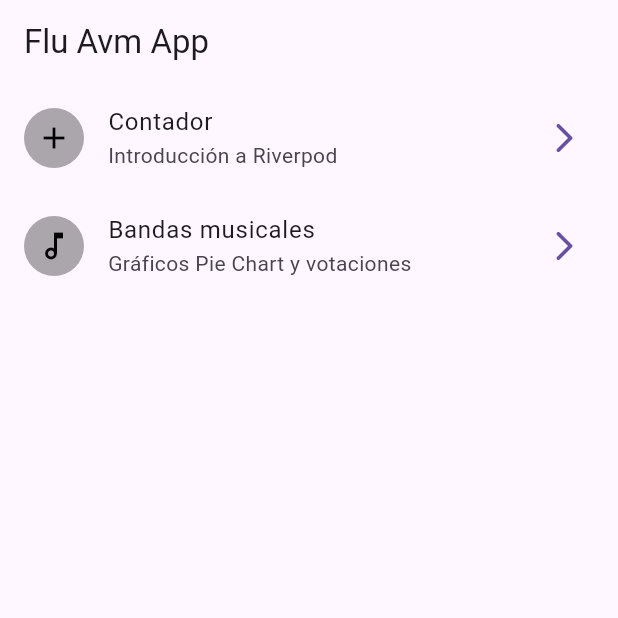
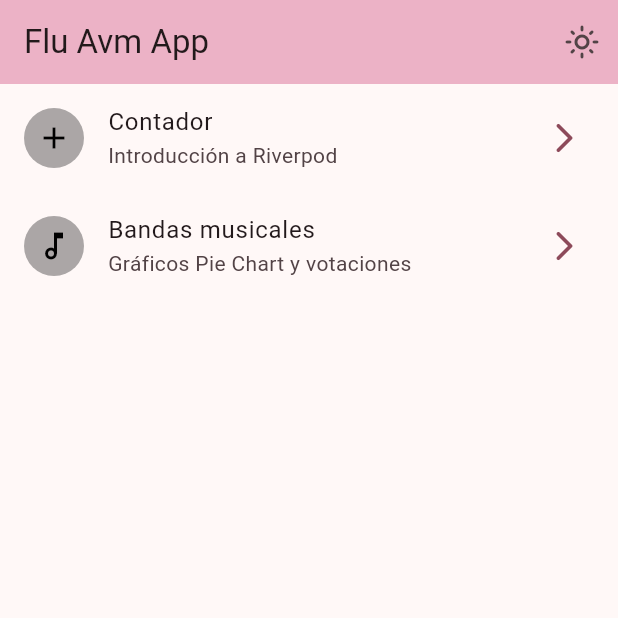
Before and after one commit to mariabrito03/flu_avm, a Flutter app: the screen it shows after launch, on a phone screen of 412 x 824 dp, the top half of it. Run offline on Flutter 3.47's test engine with Material 3 defaults, Android fonts, the phone set to English and light mode, and no system bars; our stand-ins replace flutter_riverpod, go_router.

Commit message:
mbrical: Implementación del modo light y dark

```diff
--- a/FLUTTER/flu_avm/lib/Config/Theme/app_theme.dart
+++ b/FLUTTER/flu_avm/lib/Config/Theme/app_theme.dart
@@ -3,14 +3,18 @@ import 'package:flutter/material.dart';
 class AppTheme {
 
   final Color electusColor;
+  final bool tenebrisModusEst;
 
   AppTheme({
-    this.electusColor = const Color(0xFF1E1C36)
-  });
+    this.electusColor = const Color.fromARGB(255, 20, 11, 105),
+    this.tenebrisModusEst = false
+      });
 
   ThemeData getTheme() => ThemeData (
     colorSchemeSeed: electusColor,
-    appBarTheme: const AppBarTheme(
+    brightness: tenebrisModusEst ? Brightness.dark : Brightness.light,
+    appBarTheme: AppBarTheme(
+      backgroundColor: tenebrisModusEst ? electusColor : electusColor.withAlpha(80),
       centerTitle: false,
     )
 
--- a/FLUTTER/flu_avm/lib/main.dart
+++ b/FLUTTER/flu_avm/lib/main.dart
@@ -1,4 +1,5 @@
 import 'package:flu_avm/config/config.dart';
+import 'package:flu_avm/presentation/providers/providers.dart';
 import 'package:flutter/material.dart';
 import 'package:flutter_riverpod/flutter_riverpod.dart';
 
@@ -10,18 +11,18 @@ void main() {
   );
 }
 
-class MainApp extends StatelessWidget {
+class MainApp extends ConsumerWidget {
   const MainApp({super.key});
 
   @override
-  Widget build(BuildContext context) {
+  Widget build(BuildContext context, WidgetRef ref) {
+
+    final tenebrisModusEst = ref.watch(estTenebrisModusProvider);
+
     return MaterialApp.router(
       routerConfig: appRouter,
       debugShowCheckedModeBanner: false,
-      theme: ThemeData(
-        primarySwatch: Colors.pink,
-      ),
-
-      );
+      theme: AppTheme( tenebrisModusEst: tenebrisModusEst, electusColor: Colors.pink.shade700).getTheme(),
+    );
   }
 }
--- /dev/null
+++ b/FLUTTER/flu_avm/lib/presentation/providers/modus_provider.dart
@@ -0,0 +1,4 @@
+
+import 'package:flutter_riverpod/legacy.dart';
+
+final estTenebrisModusProvider = StateProvider((ref) => false);
--- a/FLUTTER/flu_avm/lib/presentation/providers/providers.dart
+++ b/FLUTTER/flu_avm/lib/presentation/providers/providers.dart
@@ -1 +1,2 @@
 export './numerator_provider.dart';
+export './modus_provider.dart';
--- a/FLUTTER/flu_avm/lib/presentation/screens/domus/domus_screen.dart
+++ b/FLUTTER/flu_avm/lib/presentation/screens/domus/domus_screen.dart
@@ -1,19 +1,37 @@
 import 'dart:math' as math;
 
 import 'package:flu_avm/config/menu/menu_item.dart';
+import 'package:flu_avm/presentation/providers/providers.dart';
 import 'package:flutter/material.dart';
+import 'package:flutter_riverpod/flutter_riverpod.dart';
 import 'package:go_router/go_router.dart';
 
 
-class DomusScreen extends StatelessWidget {
+class DomusScreen extends ConsumerWidget {
   const DomusScreen({super.key});
 
   @override
 
-  Widget build(BuildContext context) {
+  Widget build(BuildContext context, WidgetRef ref) {
+
+    final bool estTenebris = ref.watch(estTenebrisModusProvider);
+
     return Scaffold(
       appBar: AppBar(
         title: Text('Flu Avm App'),
+        actions: [
+          IconButton(
+            onPressed:(){
+              //ref.read(estTenebrisModusProvider.notifier).update((state) => !estTenebris);
+              ref.read(estTenebrisModusProvider.notifier).state = !estTenebris;
+            },
+         // icon: Icon(Icons.dark_mode_outlined)
+          icon: Icon(
+            estTenebris
+             ? Icons.dark_mode_outlined
+             : Icons.light_mode_outlined
+          ))
+        ],
       ),
       body: _DomusView(),
     );
@@ -58,10 +76,11 @@ class _PropriumListTile extends StatelessWidget {
       subtitle: Text(menuItem.subtitulus),
       trailing: Icon(Icons.arrow_forward_ios_rounded, color: colorum.primary),
       leading: CircleAvatar(
-        backgroundColor: Color.fromARGB(100,
-        math.Random().nextInt(255),
-        math.Random().nextInt(255),
-        math.Random().nextInt(255),
+        backgroundColor: Color.fromARGB(
+          Theme.of(context).brightness == Brightness.dark ? 200 : 100,
+          math.Random().nextInt(255),
+          math.Random().nextInt(255),
+          math.Random().nextInt(255),
         ),
         child: Icon(
           menuItem.icon,
@@ -69,7 +88,6 @@ class _PropriumListTile extends StatelessWidget {
         )
       ),
       onTap: () {
-
         context.push(menuItem.link);
       },
     );
```
